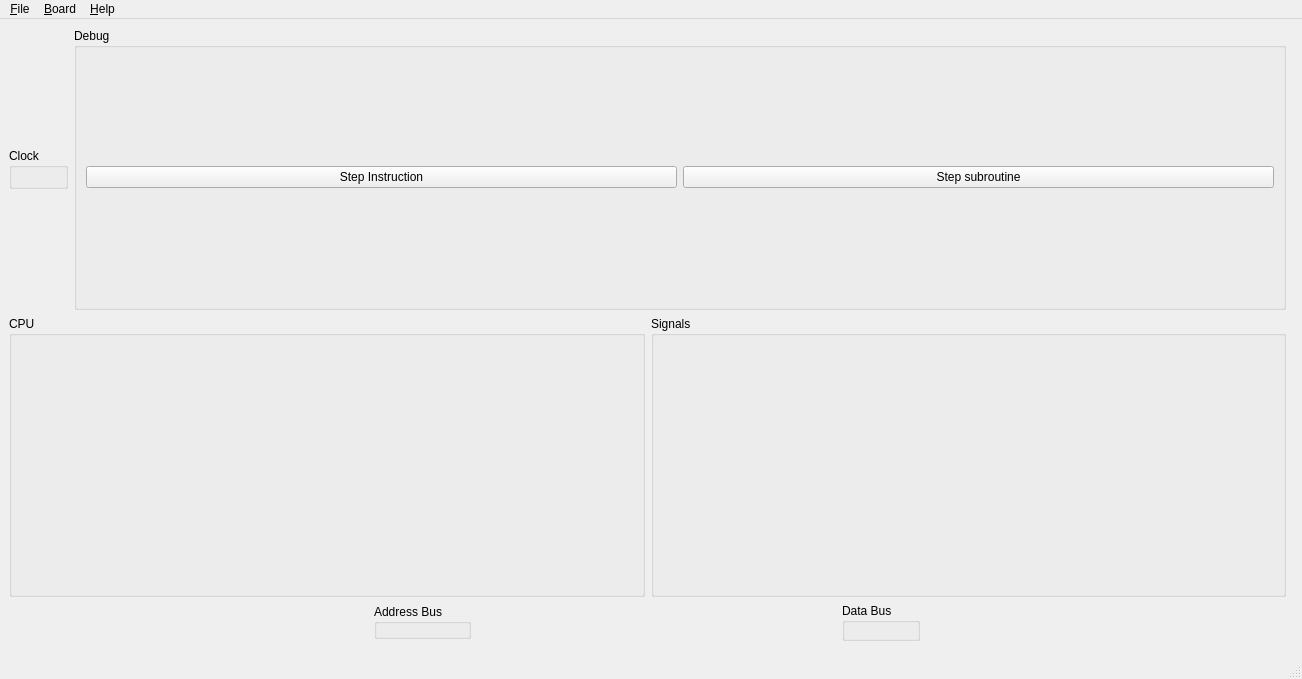
Qt form src/MainWindow.ui (DerSauron/66502emu) before a commit.
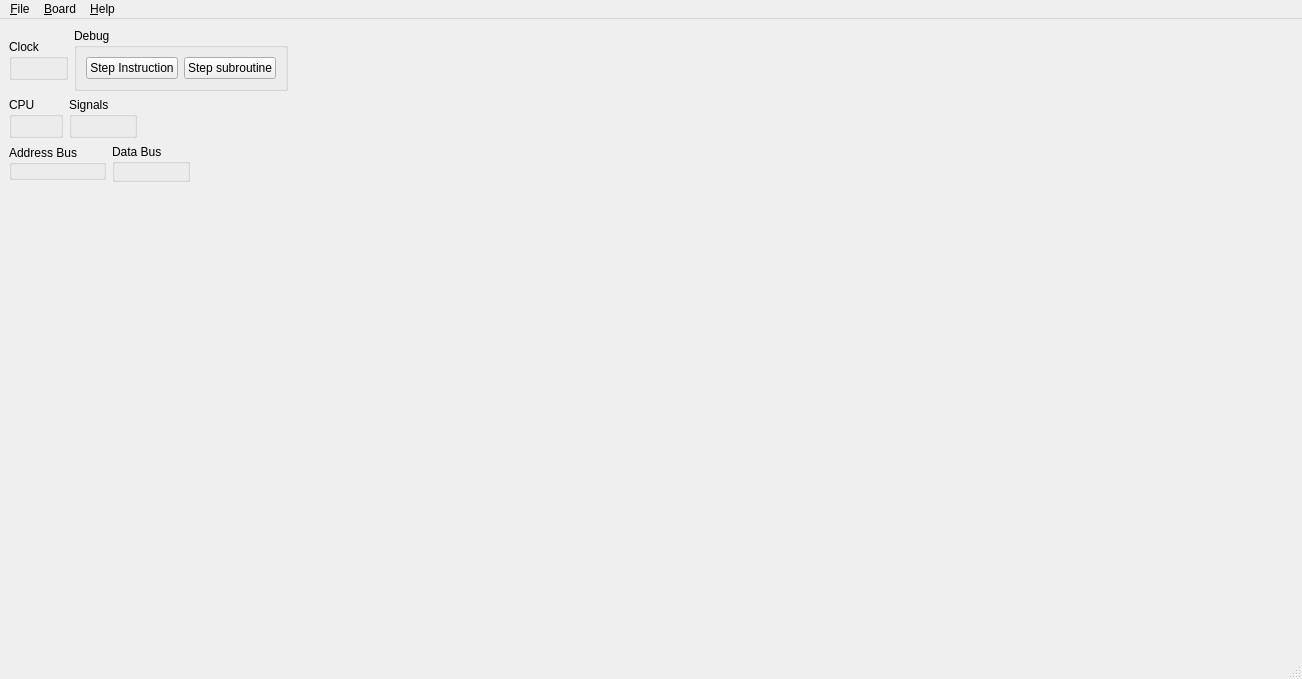
The same form after that commit. Icons and pictures are not drawn. Custom widgets are drawn as their Qt base class.

Commit message: Improve main window ui

Diff of the .ui file:
```diff
--- a/src/MainWindow.ui
+++ b/src/MainWindow.ui
@@ -85,6 +85,12 @@
         <property name="orientation">
          <enum>Qt::Horizontal</enum>
         </property>
+        <property name="sizeHint" stdset="0">
+         <size>
+          <width>0</width>
+          <height>0</height>
+         </size>
+        </property>
        </spacer>
       </item>
      </layout>
@@ -146,6 +152,12 @@
         <property name="orientation">
          <enum>Qt::Horizontal</enum>
         </property>
+        <property name="sizeHint" stdset="0">
+         <size>
+          <width>0</width>
+          <height>0</height>
+         </size>
+        </property>
        </spacer>
       </item>
      </layout>
@@ -228,6 +240,12 @@
         <property name="orientation">
          <enum>Qt::Horizontal</enum>
         </property>
+        <property name="sizeHint" stdset="0">
+         <size>
+          <width>0</width>
+          <height>0</height>
+         </size>
+        </property>
        </spacer>
       </item>
      </layout>
@@ -237,6 +255,12 @@
       <property name="orientation">
        <enum>Qt::Vertical</enum>
       </property>
+      <property name="sizeHint" stdset="0">
+       <size>
+        <width>0</width>
+        <height>0</height>
+       </size>
+      </property>
      </spacer>
     </item>
    </layout>
```
